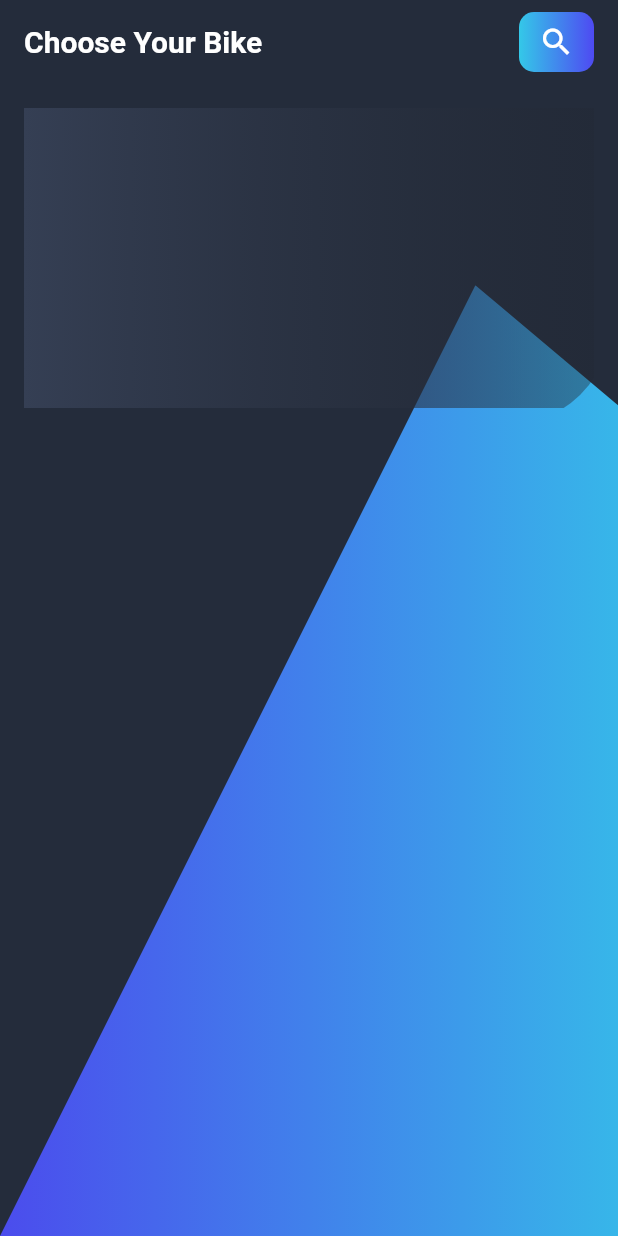
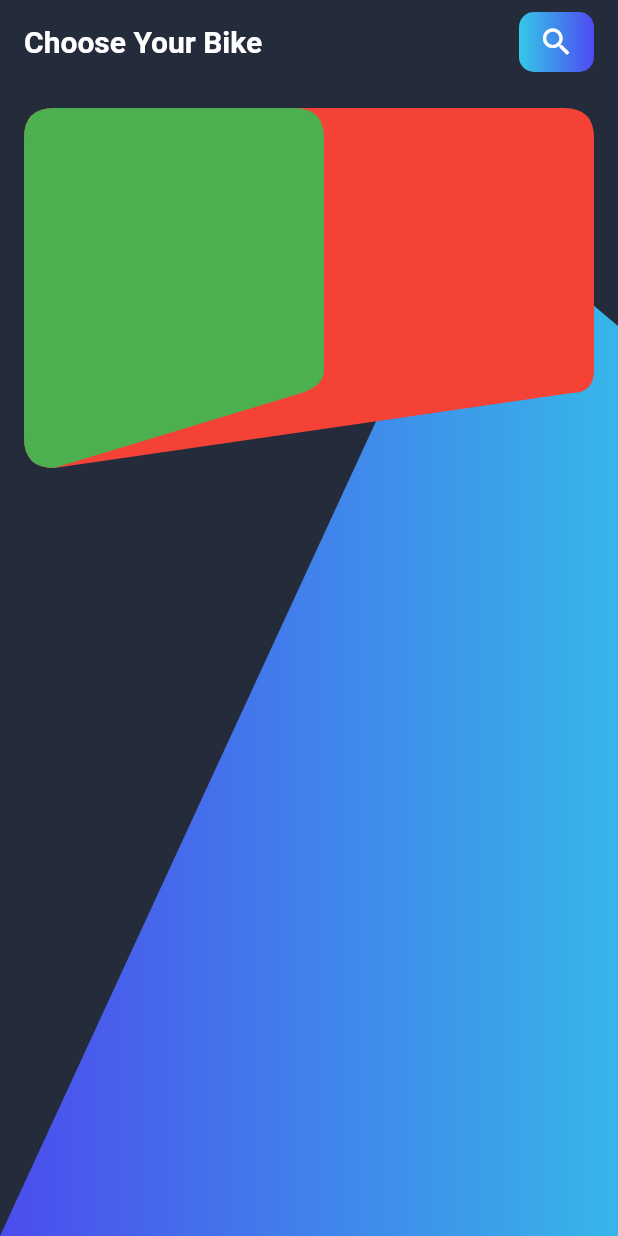
Before and after one commit to AbuRasel9/Car-App-Ui, a Flutter app: the screen it shows after launch, on a phone screen of 412 x 824 dp. Run offline on Flutter 3.47's test engine with Material 3 defaults, Android fonts, the light colour scheme and no system bars.

Commit message:
online bike app ui

```diff
--- a/lib/screen/home_screen.dart
+++ b/lib/screen/home_screen.dart
@@ -68,50 +68,64 @@ class _HomeScreenState extends State<HomeScreen> {
                   height: MediaQuery
                       .of(context)
                       .size
-                      .height / 1.3),
+                      .height / 1.2),
             ),
           ),
-          ClipPath(
+
+          Padding(
+            padding: const EdgeInsets.all(16.0),
+            child: ClipPath(
               clipper: TopContainerClipper(),
               child: Container(
-              margin: const EdgeInsets.all(16),
-              height: 200, // Ensure height is enough
+                height: 240, // Ensure height is enough
                 width: double.infinity, // Ensure full width
                 decoration: BoxDecoration(
-                gradient: LinearGradient(
+                  color: Colors.red
+               /*   gradient: LinearGradient(
                     colors: [
-                    Color(0xff353F54),
-                    Color(0xff222834).withOpacity(.4),
+                      Color(0xff222834),
+
+                      Color(0xff353F54).withOpacity(.7),
                     ],
+                  ),*/
                 ),
               ),
             ),
           ),
-
+          Padding(
+            padding: const EdgeInsets.all(16.0),
+            child: ClipPath(
+              clipper: CardClipper(),
+              child: Container(
+                color: Colors.green,
+                width: 200,
+                height: 240,
+              ),
+            ),
+          ),
         ],
       ),
     );
   }
 }
-
 class TopContainerClipper extends CustomClipper<Path> {
   @override
   Path getClip(Size size) {
     var path = Path();
-    path.lineTo(0, 0);
-    path.quadraticBezierTo(0, 0, 0, 50);
+    path.moveTo(20, 0);
+    path.quadraticBezierTo(0, 0, 0, 20);
 
-    path.lineTo(0, size.height-50);
-    path.quadraticBezierTo(0, size.height,50 , size.height);
+    path.lineTo(0, size.height-20);
+    path.quadraticBezierTo(0, size.height,20 , size.height);
 
-    path.lineTo(size.width-100, size.height);
-    path.quadraticBezierTo(size.width, size.height,size.width , size.height-100);
+    path.lineTo(size.width-15, size.height-50);
+    path.quadraticBezierTo(size.width, size.height-50,size.width , size.height-65);
 
 
-    path.lineTo(size.width, 50);
-    path.quadraticBezierTo(size.width, 0,size.width-50 , 0);
+    path.lineTo(size.width, 20);
+    path.quadraticBezierTo(size.width, 0,size.width-20 , 0);
+
     path.close();
-
     return path;
   }
 
@@ -120,6 +134,34 @@ class TopContainerClipper extends CustomClipper<Path> {
     return true;
   }
 }
+class CardClipper extends CustomClipper<Path> {
+  @override
+  Path getClip(Size size) {
+    var path = Path();
+    path.moveTo(20, 0);
+    path.quadraticBezierTo(0, 0, 0, 20);
+
+    path.lineTo(0, size.height-20);
+    path.quadraticBezierTo(0, size.height,20 , size.height);
+
+    path.lineTo(size.width-15, size.height-50);
+    path.quadraticBezierTo(size.width, size.height-55,size.width , size.height-65);
+
+
+    path.lineTo(size.width, 20);
+    path.quadraticBezierTo(size.width, 0,size.width-20 , 0);
+
+    path.close();
+    return path;
+  }
+
+  @override
+  bool shouldReclip(CustomClipper<Path> oldClipper) {
+    return true;
+  }
+}
+
+
 
 
 
```
Lines whose indentation alone changed are shown as unchanged.
